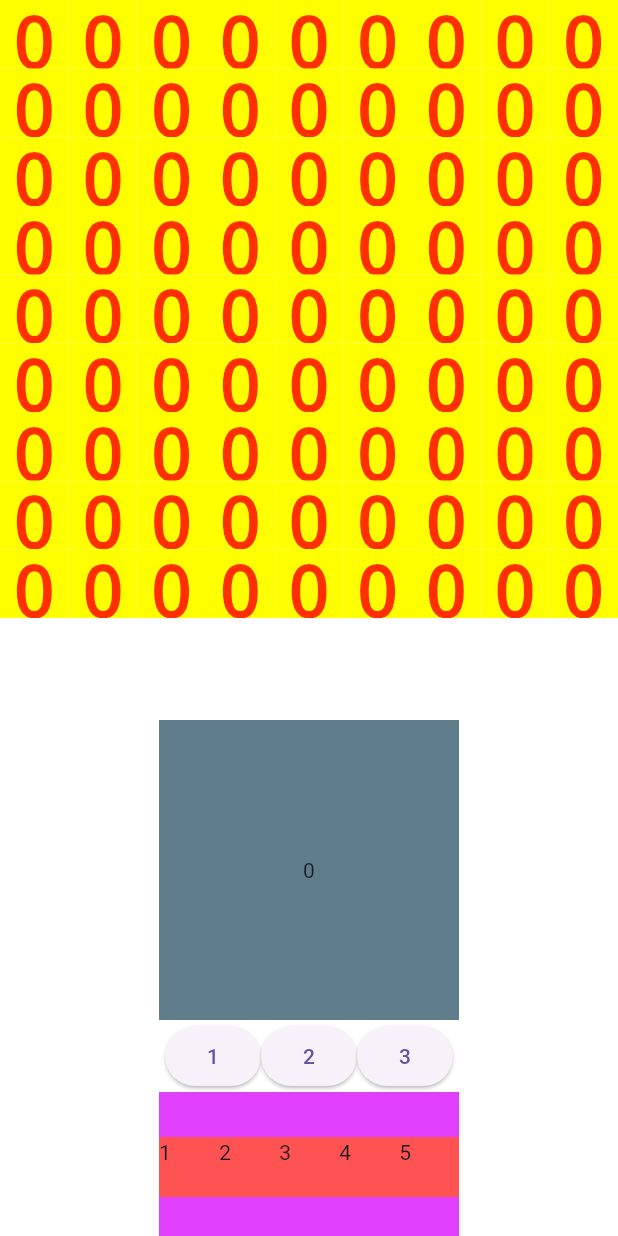
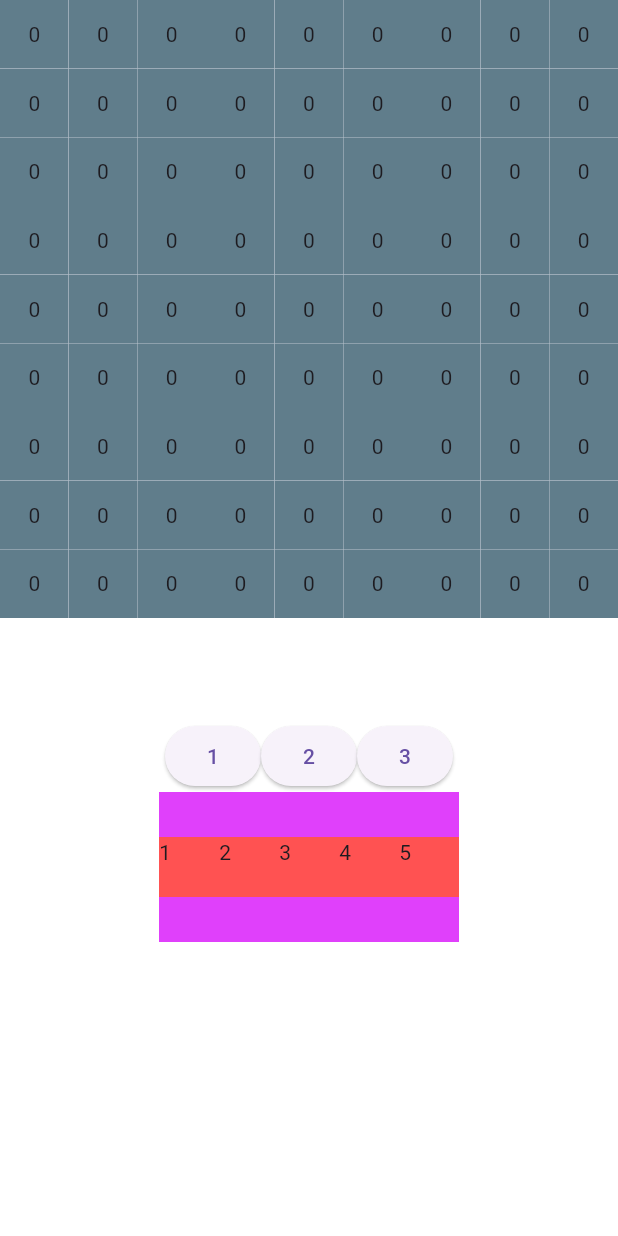
Before and after one commit to hungnh219/SudokuApp, a Flutter app: the screen it shows after launch, after a tap on an icon or button, on a phone screen of 412 x 824 dp. Run offline on Flutter 3.47's test engine with Material 3 defaults, Android fonts, the phone set to English and light mode, and no system bars; our stand-ins replace flutter_bloc.

```diff
--- a/lib/bloc/cell/cell_bloc.dart
+++ b/lib/bloc/cell/cell_bloc.dart
@@ -5,16 +5,23 @@ import 'package:sudoku/bloc/cell/cell_event.dart';
 import 'package:sudoku/bloc/cell/cell_state.dart';
 
 class CellBloc extends Bloc<CellEvent, CellState> {
-  CellBloc() : super(CellState(0, false)) {
+  CellBloc() : super(CellState(0, false, [0, 0])) {
     on<ClickCell>((event, emit) {
-      emit(CellState(state.value, !state.isClick));
+      if (state.coordinate[0] == event.coordinate[0] && state.coordinate[1] == event.coordinate[1]) {
+        print('same');
+        emit(CellState(state.value, !state.isClick, state.coordinate));
+      } else {
+        print('not same');
+        emit(CellState(state.value, !state.isClick, state.coordinate));
+        emit(CellState(state.value, !state.isClick, event.coordinate));
+      }
     });
 
     on<ChangeValueCell>((event, emit) {
       if (state.isClick) {
-        emit(CellState(event.newValue, state.isClick));
+        emit(CellState(event.newValue, state.isClick, state.coordinate));
       } else {
-        emit(CellState(state.value, state.isClick));
+        emit(CellState(state.value, state.isClick, state.coordinate));
       }
     });
   }
--- a/lib/bloc/cell/cell_event.dart
+++ b/lib/bloc/cell/cell_event.dart
@@ -7,5 +7,6 @@ class ChangeValueCell extends CellEvent{
 }
 
 class ClickCell extends CellEvent{
-  ClickCell();
+  List<int> coordinate;
+  ClickCell(this.coordinate);
 }
--- a/lib/bloc/cell/cell_state.dart
+++ b/lib/bloc/cell/cell_state.dart
@@ -1,6 +1,7 @@
 class CellState{
   int value;
   bool isClick;
+  List<int> coordinate;
 
-  CellState(this.value, this.isClick);
+  CellState(this.value, this.isClick, this.coordinate);
 }
--- a/lib/main.dart
+++ b/lib/main.dart
@@ -2,6 +2,8 @@ import 'package:flutter/material.dart';
 import 'package:flutter_bloc/flutter_bloc.dart';
 import 'package:sudoku/bloc/cell/cell_bloc.dart';
 import 'package:sudoku/presentation/screens/game/game_page.dart';
+import 'package:sudoku/presentation/screens/home/home_page.dart';
+import 'package:sudoku/presentation/screens/splash/splash_page.dart';
 
 void main() {
   runApp(const MyApp());
@@ -23,9 +25,10 @@ class MyApp extends StatelessWidget {
   // }
   Widget build(BuildContext context) {
     return MaterialApp(
+      debugShowCheckedModeBanner: false,
       home: BlocProvider(
         create: (context) => CellBloc(),
-        child: GameScreen(),
+        child: GamePage(),
         ),
         // child: GameScreen())
       );
--- a/lib/presentation/screens/game/game_page.dart
+++ b/lib/presentation/screens/game/game_page.dart
@@ -5,33 +5,25 @@ import 'package:sudoku/bloc/cell/cell_event.dart';
 import 'package:sudoku/bloc/cell/cell_event.dart';
 import 'package:sudoku/bloc/cell/cell_state.dart';
 import 'package:sudoku/presentation/screens/game/widget/action_button_custom.dart';
+import 'package:sudoku/presentation/screens/game/widget/sub_grid.dart';
 
-class GameScreen extends StatelessWidget {
-  const GameScreen({super.key});
+class GamePage extends StatelessWidget {
+  const GamePage({super.key});
 
   @override
   Widget build(BuildContext context) {
     final cellBloc = context.read<CellBloc>();
     // String cellValue = 'huhu';
 
-    BoxDecoration clickedBoxStyle = BoxDecoration(
-       border: Border.all(
-                    color: Colors.redAccent,
-                    width: 4,
-                  )
-    );
 
-    BoxDecoration notClickedBoxStyle = BoxDecoration(
-       color: Colors.blueGrey
-    );
 
     actionButtonPressed() {
     }
 
-    cellTapped () {
-      print('cell tap check');
-      cellBloc.add(ClickCell());
-    }
+    // cellTapped () {
+    //   print('cell tap check');
+    //   cellBloc.add(ClickCell());
+    // }
     return BlocBuilder<CellBloc, CellState>(builder: (context, state) {
       return Column(
         children: [
@@ -47,22 +39,23 @@ class GameScreen extends StatelessWidget {
               children: [
                 for(int i = 0; i < 9; i++)
                   for (int j = 0; j < 9; j++)
-                    Container(height:20, width: 10, color: Colors.yellowAccent, child: Center(child: Text('0')),)
+                    // Container(height:20, width: 10, color: Colors.yellowAccent, child: Center(child: Text('0')),)
+                    SubGrid(state: state, coordinate: [i, j])
               ],
             ),
           ),
-          Material(
-            child: InkWell(
-              onTap: cellTapped,
-              child: Container(
-                height: 200,
-                width: 200,
-                // color: Colors.greenAccent,
-                decoration: state.isClick ? clickedBoxStyle : notClickedBoxStyle,
-                child: Center(child: Text(state.value.toString())),
-              ),
-            ),
-          ),
+          // Material(
+          //   child: InkWell(
+          //     onTap: cellTapped,
+          //     child: Container(
+          //       height: 200,
+          //       width: 200,
+          //       // color: Colors.greenAccent,
+          //       decoration: state.isClick ? clickedBoxStyle : notClickedBoxStyle,
+          //       child: Center(child: Text(state.value.toString())),
+          //     ),
+          //   ),
+          // ),
           Row(
             mainAxisAlignment: MainAxisAlignment.center,
             children: [
--- a/lib/presentation/screens/game/widget/sub_grid.dart
+++ b/lib/presentation/screens/game/widget/sub_grid.dart
@@ -1,10 +1,45 @@
 import 'package:flutter/material.dart';
+import 'package:flutter_bloc/flutter_bloc.dart';
+import 'package:sudoku/bloc/cell/cell_bloc.dart';
+import 'package:sudoku/bloc/cell/cell_event.dart';
 
 class SubGrid extends StatelessWidget {
-  const SubGrid({super.key});
+  SubGrid({super.key, required this.state, required this.coordinate});
+
+  final state;
+  List<int> coordinate;
+
+  BoxDecoration clickedBoxStyle = BoxDecoration(
+       border: Border.all(
+                    color: Colors.redAccent,
+                    width: 4,
+                  )
+    );
+
+  BoxDecoration notClickedBoxStyle = BoxDecoration(
+     color: Colors.blueGrey
+  );
 
   @override
   Widget build(BuildContext context) {
-    return const Placeholder();
+    final cellBloc = context.read<CellBloc>();
+
+    cellTapped() {
+      print(coordinate);
+      cellBloc.add(ClickCell(coordinate));
+    }
+
+    return Material(
+            child: InkWell(
+              onTap: cellTapped,
+              child: Container(
+                height: 20,
+                width: 10,
+                // color: Colors.greenAccent,
+                decoration: (state.coordinate[0] == coordinate[0] && state.coordinate[1] == coordinate[1] && state.isClick) ? clickedBoxStyle : notClickedBoxStyle,
+                child: Center(child: Text(state.value.toString())),
+              ),
+            ),
+          );
   }
 }
--- a/pubspec.yaml
+++ b/pubspec.yaml
@@ -60,9 +60,9 @@ flutter:
   uses-material-design: true
 
   # To add assets to your application, add an assets section, like this:
-  # assets:
-  #   - images/a_dot_burr.jpeg
-  #   - images/a_dot_ham.jpeg
+  assets:
+    - assets/images/
+    # - images
 
   # An image asset can refer to one or more resolution-specific "variants", see
   # https://flutter.dev/assets-and-images/#resolution-aware
```
Also changed, not shown: lib/presentation/screens/splash/splash_page.dart (+24 -0 lines), lib/presentation/widgets/back_button/BackButton.dart (added, +10 -0 lines), assets/images/game-screen.png (added), assets/images/home-background.png (added), assets/images/home-screen.png (added), assets/images/logo.jpg (added), assets/images/splash-background.png (added), assets/images/splash-screen.png (added), assets/images/splash-sudoku-board.png (added).
